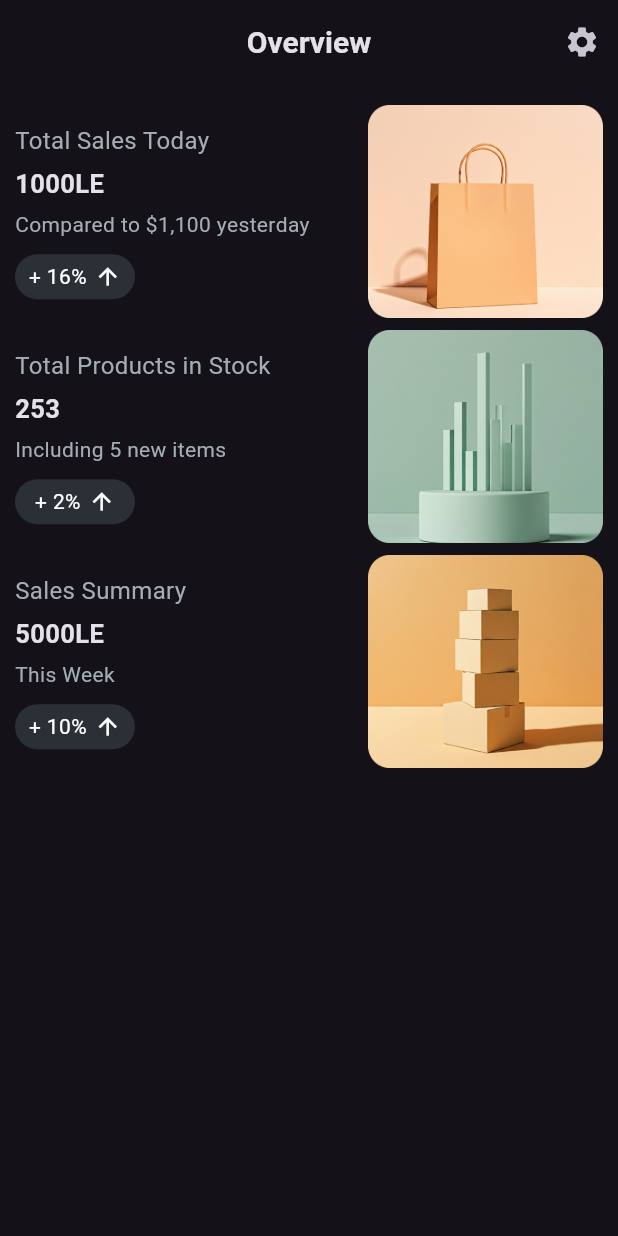
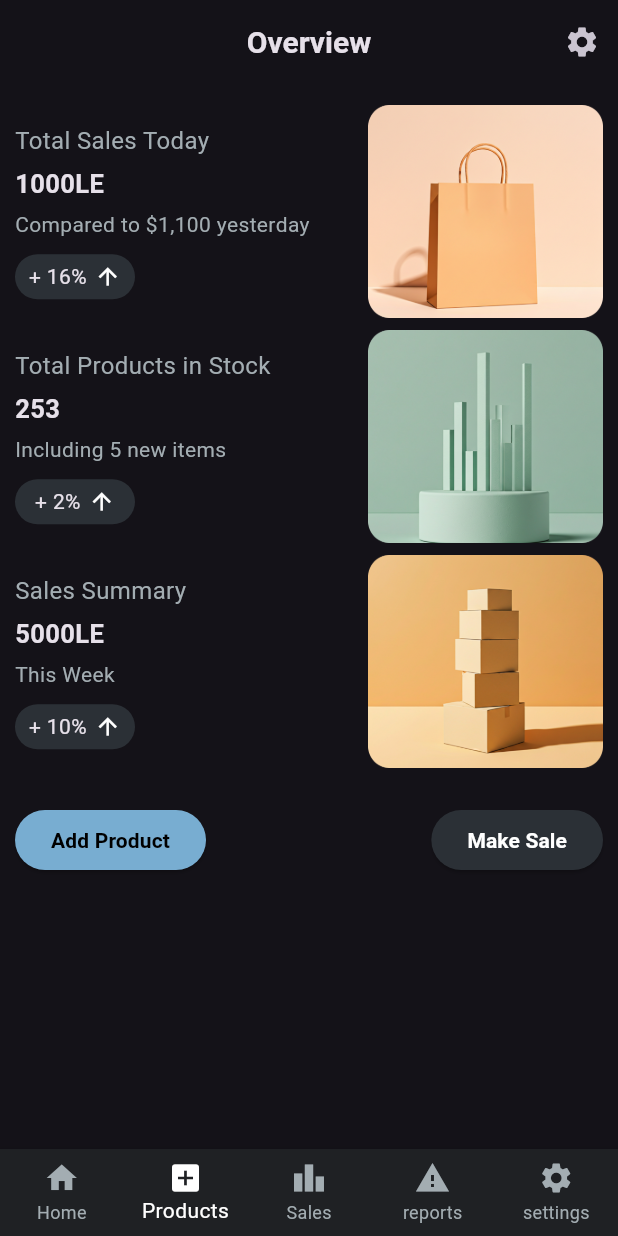
Before and after one commit to amrelmaadawy/shop_management, a Flutter app: the screen it shows after launch, on a phone screen of 412 x 824 dp. Run offline on Flutter 3.47's test engine with Material 3 defaults, Android fonts, the phone set to English and light mode, and no system bars; Roboto replaces fonts that are missing (Zain).

Commit message:
finish home view UI +add button navbar

```diff
--- a/lib/core/utils/app_colors.dart
+++ b/lib/core/utils/app_colors.dart
@@ -3,5 +3,8 @@ import 'package:flutter/material.dart';
 class AppColors {
   static const Color khomeTextColor = Color(0XFFA3ADB2);
   static const Color kIncreaseContainerColor = Color(0XFF2B3036);
+  static const Color kAddProductButtonColor = Color(0XFF78ADD1);
+  static const Color kUnselectedIconColor = Color(0XFFA3ADB2);
+  static const Color kButtonNavBarColor = Color(0XFF1F2124);
 
 }
--- /dev/null
+++ b/lib/features/home/ui/home_view.dart
@@ -0,0 +1,54 @@
+import 'package:flutter/material.dart';
+import 'package:small_managements/features/home/ui/widgets/home_buttons.dart';
+import 'package:small_managements/features/home/ui/widgets/home_item.dart';
+import 'package:small_managements/generated/l10n.dart';
+
+class HomeView extends StatelessWidget {
+  const HomeView({super.key});
+
+  @override
+  Widget build(BuildContext context) {
+    return Scaffold(
+      appBar: AppBar(
+        title: Text(
+          S.of(context).homeAppBar,
+          style: TextStyle(fontSize: 20, fontWeight: FontWeight.bold),
+        ),
+        centerTitle: true,
+        actions: [IconButton(onPressed: () {}, icon: Icon(Icons.settings))],
+      ),
+      body: SafeArea(
+        child: Padding(
+          padding: const EdgeInsets.all(10.0),
+          child: Column(
+            children: [
+              HomeItem(
+                title: S.of(context).TotalSales,
+                numbers: '1000LE',
+                description: S.of(context).compareTo,
+                imagePath: 'assets/images/top sales.png',
+                percentage: '+ 16%',
+              ),
+              HomeItem(
+                title: S.of(context).Totalproduct,
+                numbers: '253',
+                description: S.of(context).itemsInclude,
+                imagePath: 'assets/images/sales.png',
+                percentage: '+ 2%',
+              ),
+              HomeItem(
+                title: S.of(context).salesSummary,
+                numbers: '5000LE',
+                description: S.of(context).thisWeek,
+                imagePath: 'assets/images/product.png',
+                percentage: '+ 10%',
+              ),
+              SizedBox(height: 20,),
+              HomeButtons(),
+            ],
+          ),
+        ),
+      ),
+    );
+  }
+}
--- a/lib/features/home/ui/main_home_view.dart
+++ b/lib/features/home/ui/main_home_view.dart
@@ -1,6 +1,6 @@
 import 'package:flutter/material.dart';
-import 'package:small_managements/features/home/ui/widgets/home_item.dart';
-import 'package:small_managements/generated/l10n.dart';
+import 'package:small_managements/core/utils/app_colors.dart';
+import 'package:small_managements/features/home/ui/home_view.dart';
 
 class MainHomeView extends StatelessWidget {
   const MainHomeView({super.key});
@@ -8,44 +8,32 @@ class MainHomeView extends StatelessWidget {
   @override
   Widget build(BuildContext context) {
     return Scaffold(
-      appBar: AppBar(
-        title: Text(
-          S.of(context).homeAppBar,
-          style: TextStyle(fontSize: 20, fontWeight: FontWeight.bold),
-        ),
-        centerTitle: true,
-        actions: [IconButton(onPressed: () {}, icon: Icon(Icons.settings))],
+      bottomNavigationBar: BottomNavigationBar(
+        selectedItemColor: Colors.white,
+        currentIndex: 1,
+        type: BottomNavigationBarType.fixed,
+        showUnselectedLabels: true,
+        backgroundColor: AppColors.kButtonNavBarColor,
+        unselectedLabelStyle: TextStyle(color: AppColors.kUnselectedIconColor),
+        unselectedItemColor: AppColors.kUnselectedIconColor,
+        items: [
+          BottomNavigationBarItem(icon: Icon(Icons.home), label: 'Home'),
+          BottomNavigationBarItem(icon: Icon(Icons.add_box), label: 'Products'),
+          BottomNavigationBarItem(
+            icon: Icon(Icons.leaderboard),
+            label: 'Sales',
+          ),
+          BottomNavigationBarItem(
+            icon: Icon(Icons.report_problem),
+            label: 'reports',
+          ),
+          BottomNavigationBarItem(
+            icon: Icon(Icons.settings),
+            label: 'settings',
+          ),
+        ],
       ),
-      body: SafeArea(
-        child: Padding(
-          padding: const EdgeInsets.all(10.0),
-          child: Column(
-            children: [
-              HomeItem(
-                title: S.of(context).TotalSales,
-                numbers: '1000LE',
-                description: S.of(context).compareTo,
-                imagePath: 'assets/images/top sales.png',
-                percentage: '+ 16%',
-              ),
-              HomeItem(
-                title: S.of(context).Totalproduct,
-                numbers: '253',
-                description: S.of(context).itemsInclude,
-                imagePath: 'assets/images/sales.png',
-                percentage: '+ 2%',
-              ),
-              HomeItem(
-                title: S.of(context).salesSummary,
-                numbers: '5000LE',
-                description: S.of(context).thisWeek,
-                imagePath: 'assets/images/product.png',
-                percentage: '+ 10%',
-              ),
-            ],
-          ),
-        ),
-      ),
+      body: HomeView(),
     );
   }
 }
--- /dev/null
+++ b/lib/features/home/ui/widgets/home_buttons.dart
@@ -0,0 +1,45 @@
+
+import 'package:flutter/material.dart';
+import 'package:small_managements/core/utils/app_colors.dart';
+import 'package:small_managements/generated/l10n.dart';
+
+class HomeButtons extends StatelessWidget {
+  const HomeButtons({
+    super.key,
+  });
+
+  @override
+  Widget build(BuildContext context) {
+    return Row(
+      mainAxisAlignment: MainAxisAlignment.spaceBetween,
+      children: [
+        ElevatedButton(
+          style: ElevatedButton.styleFrom(
+            backgroundColor: AppColors.kAddProductButtonColor,
+          ),
+          onPressed: () {},
+          child: Text(
+            S.of(context).addProduct,
+            style: TextStyle(
+              color: Colors.black,
+              fontWeight: FontWeight.bold,
+            ),
+          ),
+        ),
+        ElevatedButton(
+          style: ElevatedButton.styleFrom(
+            backgroundColor: AppColors.kIncreaseContainerColor,
+          ),
+          onPressed: () {},
+          child: Text(
+            S.of(context).makeSale,
+            style: TextStyle(
+              fontWeight: FontWeight.bold,
+              color: Colors.white,
+            ),
+          ),
+        ),
+      ],
+    );
+  }
+}
--- a/lib/features/home/ui/widgets/home_item.dart
+++ b/lib/features/home/ui/widgets/home_item.dart
@@ -47,13 +47,9 @@ class HomeItem extends StatelessWidget {
               child: Row(
                 mainAxisAlignment: MainAxisAlignment.center,
                 children: [
-                  Text(percentage, style: TextStyle(color: Colors.white)),
+                  Text(percentage),
                   SizedBox(width: 5),
-                  Icon(
-                    Icons.arrow_upward_outlined,
-                    color: Colors.white,
-                    size: 18,
-                  ),
+                  Icon(Icons.arrow_upward_outlined, size: 18),
                 ],
               ),
             ),
--- a/lib/l10n/intl_en.arb
+++ b/lib/l10n/intl_en.arb
@@ -19,6 +19,9 @@
     "salesSummary":"Sales Summary",
     "@salesSummary": {},
     "thisWeek":"This Week",
-    "@thisWeek": {}
-
+    "@thisWeek": {},
+     "addProduct":"Add Product",
+    "@addProduct": {},
+    "makeSale":"Make Sale",
+    "@makeSale": {}
 }
```
Also changed, not shown: lib/generated/intl/messages_en.dart, lib/generated/l10n.dart, 1 other file.
